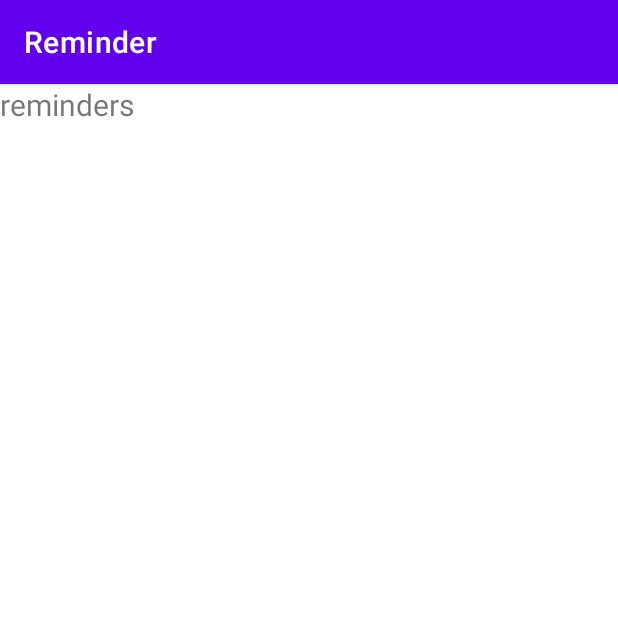
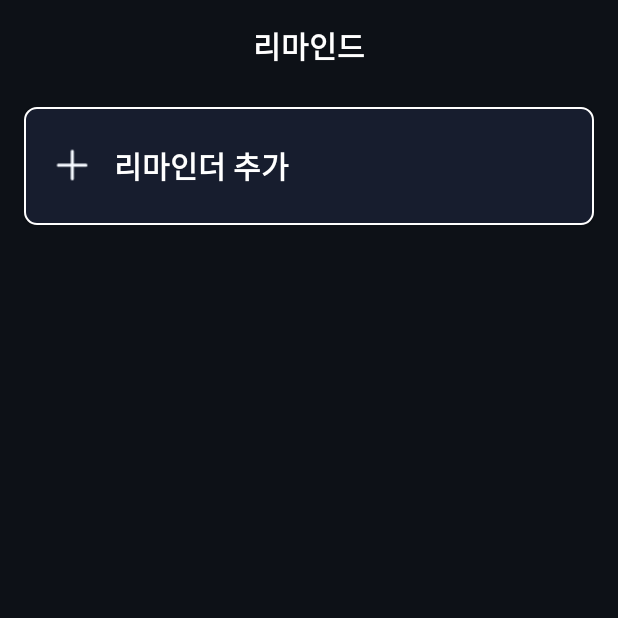
Before and after one commit to minuxx/reminder-task, an Android app: the screen it shows after launch (MainActivity), on a phone screen of 412 x 824 dp, the top half of it. Run offline under Robolectric (Android 15) with nearby library versions, the phone set to English and light mode, and no system bars; our stand-ins replace Dagger/Hilt's generated code.

Commit message:
Style: fragment_reminders.xml 리마인더추가 버튼 추가
+ Reminder Screen 이동 로직 추가 (RemindersFragment.kt)

```diff
--- a/app/src/main/java/com/minux/reminder/feature_reminder/presentation/RemindersFragment.kt
+++ b/app/src/main/java/com/minux/reminder/feature_reminder/presentation/RemindersFragment.kt
@@ -3,6 +3,7 @@ package com.minux.reminder.feature_reminder.presentation
 import android.os.Bundle
 import android.view.View
 import androidx.fragment.app.Fragment
+import androidx.navigation.Navigation
 import com.minux.reminder.R
 import com.minux.reminder.databinding.FragmentRemindersBinding
 
@@ -14,10 +15,19 @@ class RemindersFragment: Fragment(R.layout.fragment_reminders) {
         super.onViewCreated(view, savedInstanceState)
 
         _binding = FragmentRemindersBinding.bind(view)
+        initUI()
     }
 
     override fun onDestroy() {
         super.onDestroy()
         _binding = null
     }
+
+    private fun initUI() {
+        binding.remindersAddReminderBtn.setOnClickListener(
+            Navigation.createNavigateOnClickListener(
+                R.id.reminderFragment,
+                null
+            ))
+    }
 }
--- /dev/null
+++ b/app/src/main/res/drawable-v23/ic_reminder_add.xml
@@ -0,0 +1,9 @@
+<?xml version="1.0" encoding="utf-8"?>
+<layer-list xmlns:android="http://schemas.android.com/apk/res/android">
+
+    <item
+        android:drawable="@drawable/reminder_add_icon"
+        android:width="@dimen/ic_medium_size"
+        android:height="@dimen/ic_medium_size"
+        />
+</layer-list>
--- /dev/null
+++ b/app/src/main/res/drawable/bg_white_border.xml
@@ -0,0 +1,17 @@
+<?xml version="1.0" encoding="utf-8"?>
+<layer-list xmlns:android="http://schemas.android.com/apk/res/android">
+    <item
+        android:bottom="1dp"
+        android:left="1dp"
+        android:right="1dp"
+        android:top="1dp">
+
+        <shape android:shape="rectangle">
+            <stroke
+                android:width="1dp"
+                android:color="#FFF" />
+            <corners android:radius="8dp" />
+            <solid android:color="@color/widgetBackground" />
+        </shape>
+    </item>
+</layer-list>
--- /dev/null
+++ b/app/src/main/res/drawable/ic_reminder_add.xml
@@ -0,0 +1,11 @@
+<?xml version="1.0" encoding="utf-8"?>
+<layer-list xmlns:tools="http://schemas.android.com/tools"
+    xmlns:android="http://schemas.android.com/apk/res/android">
+
+    <item
+        android:drawable="@drawable/reminder_add_icon"
+        android:width="@dimen/ic_medium_size"
+        android:height="@dimen/ic_medium_size"
+        tools:targetApi="m"
+        tools:ignore="UnusedAttribute" />
+</layer-list>
--- a/app/src/main/res/layout/fragment_reminder.xml
+++ b/app/src/main/res/layout/fragment_reminder.xml
@@ -1,16 +1,24 @@
 <?xml version="1.0" encoding="utf-8"?>
 <androidx.constraintlayout.widget.ConstraintLayout xmlns:android="http://schemas.android.com/apk/res/android"
+    xmlns:tools="http://schemas.android.com/tools"
     android:layout_width="match_parent"
     android:layout_height="match_parent"
-    xmlns:app="http://schemas.android.com/apk/res-auto">
+    android:background="@color/background"
+    android:paddingTop="15dp"
+    android:paddingStart="15dp"
+    android:paddingEnd="15dp"
+    xmlns:app="http://schemas.android.com/apk/res-auto"
+    tools:ignore="RtlSymmetry">
 
     <TextView
-        android:id="@+id/reminders"
+        android:id="@+id/reminder_title_tv"
         android:layout_width="wrap_content"
         android:layout_height="wrap_content"
-        android:text="reminder"
+        android:text="@string/reminder_title"
+        android:textColor="@color/screenTitle"
         android:textSize="20sp"
+        android:textStyle="bold"
+        app:layout_constraintTop_toTopOf="parent"
         app:layout_constraintStart_toStartOf="parent"
-        app:layout_constraintTop_toTopOf="parent"/>
-
+        app:layout_constraintEnd_toEndOf="parent"/>
 </androidx.constraintlayout.widget.ConstraintLayout>
--- a/app/src/main/res/layout/fragment_reminders.xml
+++ b/app/src/main/res/layout/fragment_reminders.xml
@@ -1,16 +1,43 @@
 <?xml version="1.0" encoding="utf-8"?>
-<androidx.constraintlayout.widget.ConstraintLayout xmlns:android="http://schemas.android.com/apk/res/android"
+<androidx.constraintlayout.widget.ConstraintLayout
+    xmlns:android="http://schemas.android.com/apk/res/android"
+    xmlns:tools="http://schemas.android.com/tools"
     android:layout_width="match_parent"
     android:layout_height="match_parent"
-    xmlns:app="http://schemas.android.com/apk/res-auto">
+    android:background="@color/background"
+    android:paddingTop="15dp"
+    android:paddingStart="15dp"
+    android:paddingEnd="15dp"
+    xmlns:app="http://schemas.android.com/apk/res-auto"
+    tools:ignore="RtlSymmetry">
 
     <TextView
-        android:id="@+id/reminders"
+        android:id="@+id/reminders_title_tv"
         android:layout_width="wrap_content"
         android:layout_height="wrap_content"
-        android:text="reminders"
+        android:text="@string/reminders_title"
+        android:textColor="@color/screenTitle"
         android:textSize="20sp"
+        android:textStyle="bold"
+        app:layout_constraintTop_toTopOf="parent"
         app:layout_constraintStart_toStartOf="parent"
-        app:layout_constraintTop_toTopOf="parent"/>
+        app:layout_constraintEnd_toEndOf="parent"/>
 
+    <androidx.appcompat.widget.AppCompatButton
+        android:id="@+id/reminders_add_reminder_btn"
+        android:layout_width="match_parent"
+        android:layout_height="80dp"
+        android:layout_marginTop="25dp"
+        android:paddingHorizontal="15dp"
+        android:text="@string/reminders_add_reminder"
+        android:textColor="@color/remindersWidgetText"
+        android:textSize="20sp"
+        android:textStyle="bold"
+        android:drawableStart="@drawable/ic_reminder_add"
+        android:drawablePadding="10dp"
+        android:gravity="start|center_vertical"
+        android:background="@drawable/bg_white_border"
+        app:layout_constraintTop_toBottomOf="@+id/reminders_title_tv"
+        app:layout_constraintStart_toStartOf="parent"
+        app:layout_constraintEnd_toEndOf="parent"/>
 </androidx.constraintlayout.widget.ConstraintLayout>
--- a/app/src/main/res/values-night/themes.xml
+++ b/app/src/main/res/values-night/themes.xml
@@ -1,16 +1,16 @@
 <resources xmlns:tools="http://schemas.android.com/tools">
     <!-- Base application theme. -->
-    <style name="Theme.Reminder" parent="Theme.MaterialComponents.DayNight.DarkActionBar">
+    <style name="Theme.Reminder" parent="Theme.MaterialComponents.DayNight.NoActionBar">
         <!-- Primary brand color. -->
-        <item name="colorPrimary">@color/purple_200</item>
-        <item name="colorPrimaryVariant">@color/purple_700</item>
-        <item name="colorOnPrimary">@color/black</item>
+        <item name="colorPrimary">@color/primary</item>
+        <item name="colorPrimaryVariant">@color/primary</item>
+        <item name="colorOnPrimary">@color/white</item>
         <!-- Secondary brand color. -->
-        <item name="colorSecondary">@color/teal_200</item>
-        <item name="colorSecondaryVariant">@color/teal_200</item>
+        <item name="colorSecondary">@color/secondary</item>
+        <item name="colorSecondaryVariant">@color/secondary</item>
         <item name="colorOnSecondary">@color/black</item>
         <!-- Status bar color. -->
-        <item name="android:statusBarColor" tools:targetApi="l">?attr/colorPrimaryVariant</item>
+        <item name="android:statusBarColor" tools:targetApi="l">@color/statusBar</item>
         <!-- Customize your theme here. -->
     </style>
 </resources>
--- a/app/src/main/res/values/colors.xml
+++ b/app/src/main/res/values/colors.xml
@@ -7,4 +7,18 @@
     <color name="teal_700">#FF018786</color>
     <color name="black">#FF000000</color>
     <color name="white">#FFFFFFFF</color>
+
+    <!--  Common  -->
+    <color name="primary">#F50E3B</color>
+    <color name="secondary">#00A3C7</color>
+
+    <color name="statusBar">#0D1117</color>
+    <color name="background">#0D1117</color>
+    <color name="widgetBackground">#171D2E</color>
+
+    <!--  Main -->
+    <color name="screenTitle">#FFFFFF</color>
+    <!--  Reminders  -->
+    <color name="remindersWidgetText">#FFFFFF</color>
+
 </resources>
--- /dev/null
+++ b/app/src/main/res/values/dimens.xml
@@ -0,0 +1,4 @@
+<?xml version="1.0" encoding="utf-8"?>
+<resources>
+    <dimen name="ic_medium_size">35dp</dimen>
+</resources>
--- a/app/src/main/res/values/strings.xml
+++ b/app/src/main/res/values/strings.xml
@@ -1,3 +1,11 @@
 <resources>
     <string name="app_name">Reminder</string>
+
+    <!-- Main -->
+    <!-- Reminders -->
+    <string name="reminders_title">리마인드</string>
+    <string name="reminders_add_reminder">리마인더 추가</string>
+
+    <!-- Reminder -->
+    <string name="reminder_title">리마인드 설정</string>
 </resources>
--- a/app/src/main/res/values/themes.xml
+++ b/app/src/main/res/values/themes.xml
@@ -1,16 +1,16 @@
 <resources xmlns:tools="http://schemas.android.com/tools">
     <!-- Base application theme. -->
-    <style name="Theme.Reminder" parent="Theme.MaterialComponents.DayNight.DarkActionBar">
+    <style name="Theme.Reminder" parent="Theme.MaterialComponents.DayNight.NoActionBar">
         <!-- Primary brand color. -->
-        <item name="colorPrimary">@color/purple_500</item>
-        <item name="colorPrimaryVariant">@color/purple_700</item>
+        <item name="colorPrimary">@color/primary</item>
+        <item name="colorPrimaryVariant">@color/primary</item>
         <item name="colorOnPrimary">@color/white</item>
         <!-- Secondary brand color. -->
-        <item name="colorSecondary">@color/teal_200</item>
-        <item name="colorSecondaryVariant">@color/teal_700</item>
+        <item name="colorSecondary">@color/secondary</item>
+        <item name="colorSecondaryVariant">@color/secondary</item>
         <item name="colorOnSecondary">@color/black</item>
         <!-- Status bar color. -->
-        <item name="android:statusBarColor" tools:targetApi="l">?attr/colorPrimaryVariant</item>
+        <item name="android:statusBarColor" tools:targetApi="l">@color/statusBar</item>
         <!-- Customize your theme here. -->
     </style>
 </resources>
```
Also changed, not shown: app/src/main/res/drawable/example_screens.png (added), app/src/main/res/drawable/reminder_add_icon.png (added).
